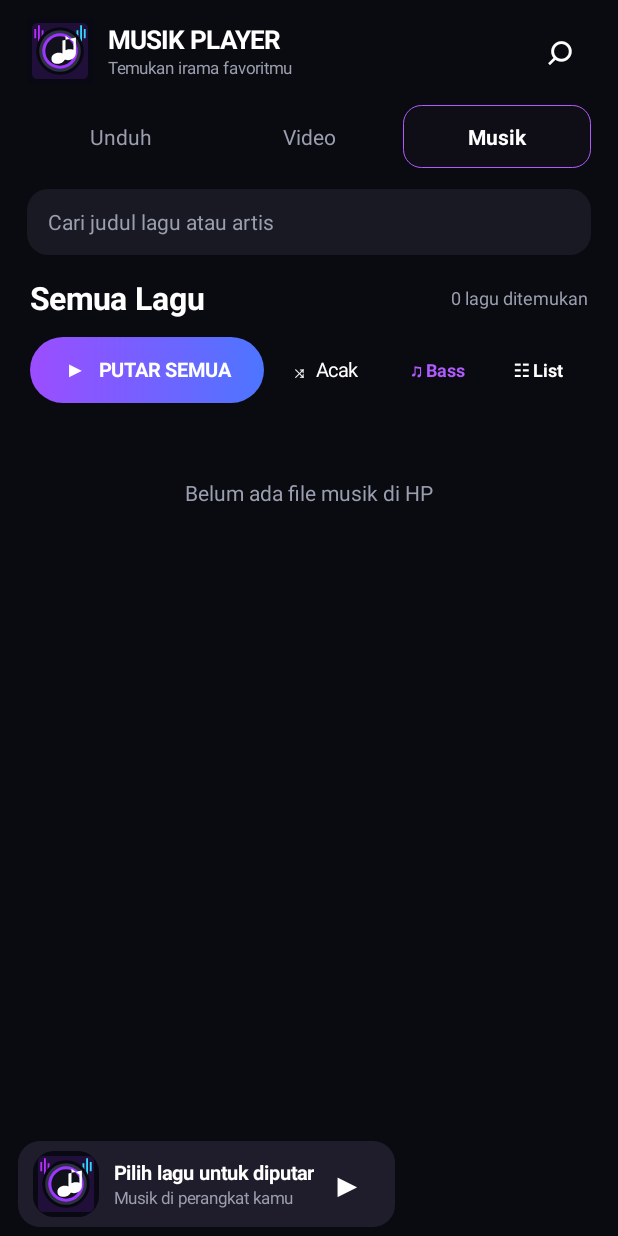
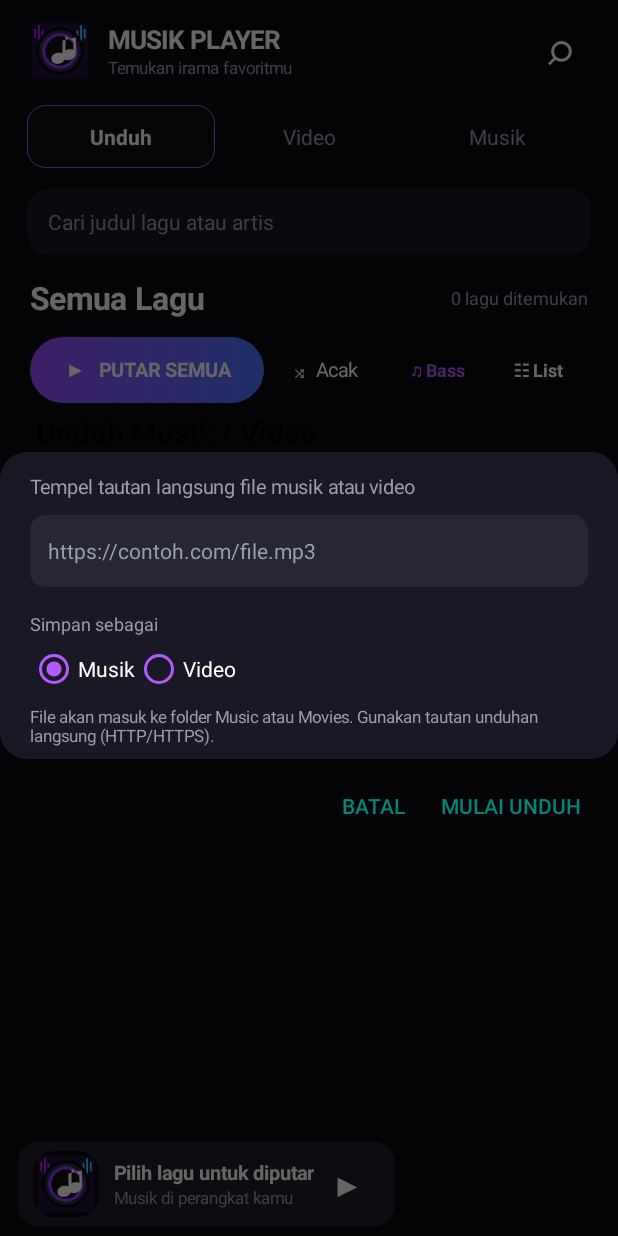
Before and after one commit to anjingsayang80-ui/MusikPlayer, an Android app: the screen it shows after launch (MainActivity), after a tap on "Unduh", on a phone screen of 412 x 824 dp. Run offline under Robolectric (Android 15) with nearby library versions, the phone set to English and light mode, and no system bars.

Commit message:
Add direct music and video downloads

```diff
--- a/MusicPlayerApp/app/src/main/java/com/musikplayer/app/MainActivity.kt
+++ b/MusicPlayerApp/app/src/main/java/com/musikplayer/app/MainActivity.kt
@@ -7,6 +7,7 @@ import android.app.Notification
 import android.app.NotificationChannel
 import android.app.NotificationManager
 import android.app.PendingIntent
+import android.app.DownloadManager
 import android.content.Intent
 import android.media.session.MediaSession
 import android.media.session.PlaybackState
@@ -21,6 +22,7 @@ import android.media.MediaPlayer
 import android.net.Uri
 import android.os.Build
 import android.os.Bundle
+import android.os.Environment
 import android.os.Handler
 import android.provider.MediaStore
 import android.view.Gravity
@@ -64,6 +66,8 @@ class MainActivity : Activity() {
     private val actionPrevious = "com.musikplayer.app.PREVIOUS"
     private val actionToggle = "com.musikplayer.app.TOGGLE"
     private val actionNext = "com.musikplayer.app.NEXT"
+    private var pendingDownloadUrl: String? = null
+    private var pendingDownloadVideo = false
 
     override fun onCreate(savedInstanceState: Bundle?) {
         super.onCreate(savedInstanceState)
@@ -76,6 +80,13 @@ class MainActivity : Activity() {
     private fun hasPermission() = Build.VERSION.SDK_INT < 23 || checkSelfPermission(permission()) == PackageManager.PERMISSION_GRANTED
     override fun onRequestPermissionsResult(r: Int, p: Array<out String>, g: IntArray) {
         super.onRequestPermissionsResult(r,p,g)
+        if (r == 43) {
+            val url = pendingDownloadUrl
+            pendingDownloadUrl = null
+            if (g.isNotEmpty() && g[0] == PackageManager.PERMISSION_GRANTED && url != null) startDownload(url, pendingDownloadVideo)
+            else Toast.makeText(this, "Izin penyimpanan diperlukan untuk mengunduh file", Toast.LENGTH_LONG).show()
+            return
+        }
         if (r == 41 && g.isNotEmpty() && g[0] == PackageManager.PERMISSION_GRANTED) showLibrary()
         else if (r == 42) { /* Notifikasi opsional; pemutar tetap bisa digunakan. */ }
         else setContentView(label("Izinkan akses musik agar semua lagu di HP bisa ditemukan.",17f,Color.WHITE).apply { gravity=Gravity.CENTER })
@@ -105,19 +116,21 @@ class MainActivity : Activity() {
                 setPadding(dp(8),dp(10),dp(8),dp(10))
                 if(name=="Musik") background=GradientDrawable().apply { setColor(0x222D2140); setStroke(dp(1),accent); cornerRadius=dp(12).toFloat() }
                 setOnClickListener {
-                    if(name=="Video" || name=="Musik") {
                     selectedTab=name
-                        tabsLoop@ for(i in 0 until tabs.childCount) {
+                    for(i in 0 until tabs.childCount) {
                         val tab=tabs.getChildAt(i) as TextView
                         val active=tab.text.toString()==selectedTab
                         tab.setTextColor(if(active)Color.WHITE else muted)
                         tab.typeface=if(active)Typeface.DEFAULT_BOLD else Typeface.DEFAULT
                         tab.background=if(active) GradientDrawable().apply { setColor(0x222D2140); setStroke(dp(1),accent); cornerRadius=dp(12).toFloat() } else null
                     }
+                    if(name=="Unduh") {
+                        showDownloadDialog()
+                    } else {
                         videoMode=name=="Video"
                         playAllButton.visibility=if(videoMode)android.view.View.GONE else android.view.View.VISIBLE
                         if(videoMode)renderVideos(search.text.toString()) else renderSongs(search.text.toString())
-                    } else Toast.makeText(this@MainActivity,"Bagian $name segera hadir",Toast.LENGTH_SHORT).show()
+                    }
                 }
             }
             tabs.addView(t,LinearLayout.LayoutParams(0,dp(42),1f))
@@ -168,6 +181,99 @@ class MainActivity : Activity() {
         renderSongs("")
         ticker=object:Runnable { override fun run(){ if(player?.isPlaying==true) miniPlay.text="Ⅱ"; handler.postDelayed(this,700) } }
         handler.post(ticker!!)
+    }
+
+    private fun showDownloadDialog() {
+        val box=LinearLayout(this).apply {
+            orientation=LinearLayout.VERTICAL
+            setPadding(dp(20),dp(14),dp(20),dp(8))
+            background=panelBg(Color.rgb(25,24,36),18)
+        }
+        box.addView(label("Tempel tautan langsung file musik atau video",13f,muted).apply { setPadding(0,0,0,dp(10)) })
+        val urlInput=EditText(this).apply {
+            hint="https://contoh.com/file.mp3"
+            setHintTextColor(muted)
+            setTextColor(Color.WHITE)
+            textSize=14f
+            inputType=android.text.InputType.TYPE_CLASS_TEXT or android.text.InputType.TYPE_TEXT_VARIATION_URI
+            setSingleLine(true)
+            setPadding(dp(12),0,dp(12),0)
+            background=panelBg(Color.rgb(39,38,51),10)
+        }
+        box.addView(urlInput,LinearLayout.LayoutParams(-1,dp(48)))
+        box.addView(label("Simpan sebagai",12f,muted).apply { setPadding(0,dp(16),0,dp(6)) })
+        val group=RadioGroup(this).apply { orientation=RadioGroup.HORIZONTAL }
+        val musicChoice=RadioButton(this).apply { text="Musik"; setTextColor(Color.WHITE); id=android.view.View.generateViewId(); isChecked=true; buttonTintList=android.content.res.ColorStateList.valueOf(accent) }
+        val videoChoice=RadioButton(this).apply { text="Video"; setTextColor(Color.WHITE); id=android.view.View.generateViewId(); buttonTintList=android.content.res.ColorStateList.valueOf(accent) }
+        group.addView(musicChoice); group.addView(videoChoice)
+        box.addView(group)
+        box.addView(label("File akan masuk ke folder Music atau Movies. Gunakan tautan unduhan langsung (HTTP/HTTPS).",11f,muted).apply { setPadding(0,dp(8),0,0) })
+        val dialog=AlertDialog.Builder(this)
+            .setTitle("Unduh Musik / Video")
+            .setView(box)
+            .setNegativeButton("Batal",null)
+            .setPositiveButton("Mulai unduh",null)
+            .create()
+        dialog.setOnShowListener {
+            dialog.getButton(AlertDialog.BUTTON_POSITIVE).setOnClickListener {
+                val link=urlInput.text.toString().trim()
+                if(link.isBlank()) {
+                    urlInput.error="Masukkan tautan unduhan"
+                    return@setOnClickListener
+                }
+                startDownload(link,videoChoice.isChecked)
+                dialog.dismiss()
+            }
+        }
+        dialog.show()
+        dialog.window?.setBackgroundDrawableResource(android.R.color.transparent)
+    }
+
+    private fun startDownload(link:String, video:Boolean) {
+        val uri=try { Uri.parse(link) } catch (_:Exception) { null }
+        if(uri==null || uri.host.isNullOrBlank() || (uri.scheme!="http" && uri.scheme!="https")) {
+            Toast.makeText(this,"Tautan harus diawali http:// atau https://",Toast.LENGTH_LONG).show()
+            return
+        }
+        if(Build.VERSION.SDK_INT<29 && checkSelfPermission(Manifest.permission.WRITE_EXTERNAL_STORAGE)!=PackageManager.PERMISSION_GRANTED) {
+            pendingDownloadUrl=link
+            pendingDownloadVideo=video
+            requestPermissions(arrayOf(Manifest.permission.WRITE_EXTERNAL_STORAGE),43)
+            return
+        }
+        try {
+            var fileName=Uri.decode(uri.lastPathSegment.orEmpty()).substringAfterLast('/').trim()
+            fileName=fileName.replace(Regex("[^A-Za-z0-9._-]"),"_").take(100)
+            if(fileName.isBlank() || fileName=="." || fileName=="..") fileName=if(video)"video.mp4" else "musik.mp3"
+            if(!fileName.contains('.')) fileName+=if(video)".mp4" else ".mp3"
+            val extension=fileName.substringAfterLast("","").lowercase(java.util.Locale.ROOT)
+            val mime=when(extension) {
+                "mp3"->"audio/mpeg"
+                "m4a"->"audio/mp4"
+                "aac"->"audio/aac"
+                "wav"->"audio/wav"
+                "ogg"->"audio/ogg"
+                "flac"->"audio/flac"
+                "mp4"->"video/mp4"
+                "mkv"->"video/x-matroska"
+                "webm"->"video/webm"
+                "3gp"->"video/3gpp"
+                else->if(video)"video/*" else "audio/*"
+            }
+            val request=DownloadManager.Request(uri)
+                .setTitle(fileName)
+                .setDescription(if(video)"Mengunduh video ke folder Movies" else "Mengunduh musik ke folder Music")
+                .setMimeType(mime)
+                .setNotificationVisibility(DownloadManager.Request.VISIBILITY_VISIBLE_NOTIFY_COMPLETED)
+                .setAllowedOverMetered(true)
+                .setAllowedOverRoaming(false)
+                .setDestinationInExternalPublicDir(if(video)Environment.DIRECTORY_MOVIES else Environment.DIRECTORY_MUSIC,fileName)
+            val manager=getSystemService(DOWNLOAD_SERVICE) as DownloadManager
+            manager.enqueue(request)
+            Toast.makeText(this,"Unduhan dimulai: $fileName",Toast.LENGTH_LONG).show()
+        } catch (e:Exception) {
+            Toast.makeText(this,"Gagal memulai unduhan: ${e.message ?: "periksa tautan"}",Toast.LENGTH_LONG).show()
+        }
     }
 
     private fun loadSongs() {
```
Lines whose indentation alone changed are shown as unchanged.
